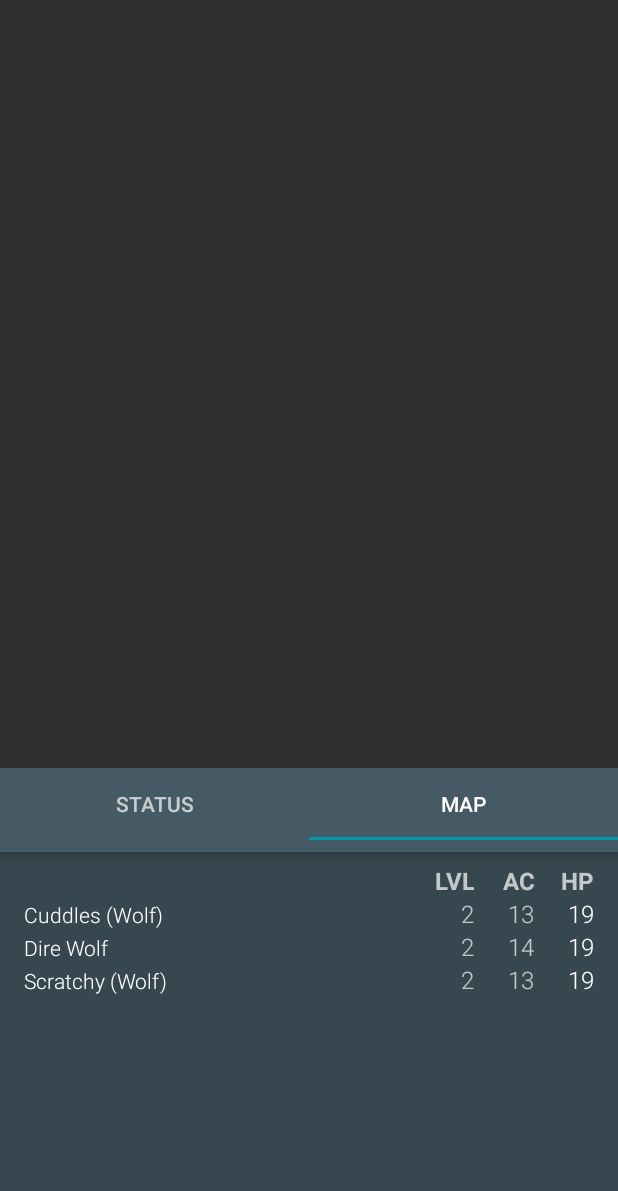
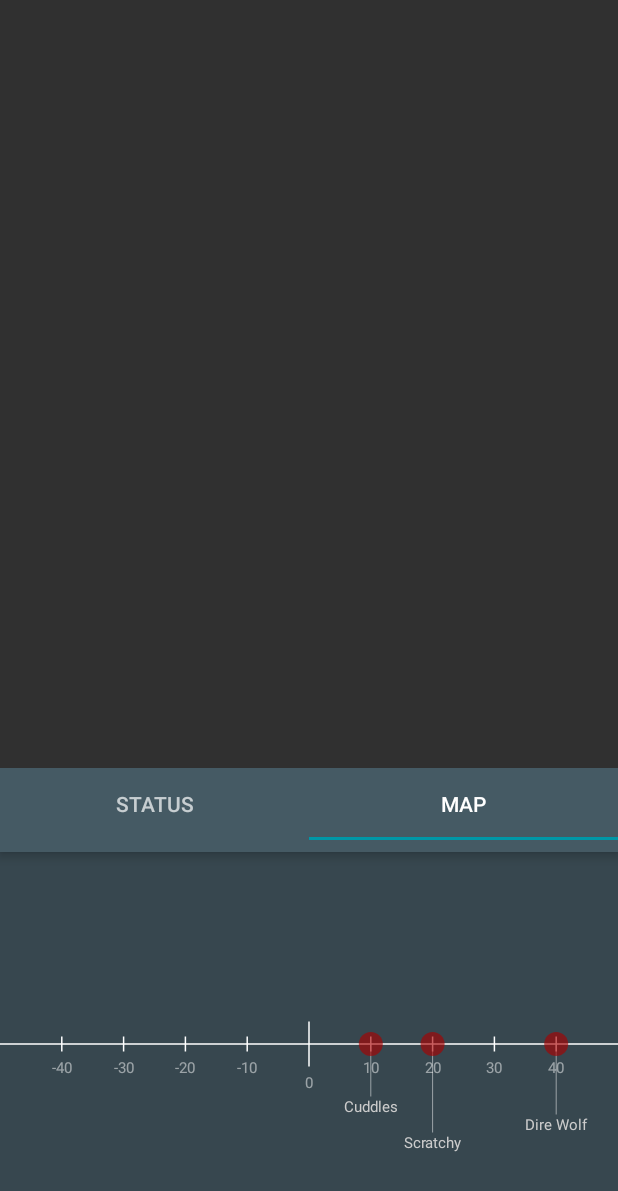
Before and after one commit to biscon/rpg, an Android app: the EncounterActivity screen opened directly, with no data from a screen before it, tab 2 chosen, on a phone screen of 412 x 824 dp. Shown: the top 1191 px of the screen. Run offline under Robolectric (Android 15) with nearby library versions, the phone set to English and light mode, and no system bars; our stand-ins replace ButterKnife; 7 statements that could not run were skipped.

Commit message:
glorius 1d minimap

```diff
--- a/app/src/main/java/dk/bison/rpg/ui/encounter/EncounterActivity.java
+++ b/app/src/main/java/dk/bison/rpg/ui/encounter/EncounterActivity.java
@@ -14,17 +14,25 @@ import android.view.animation.DecelerateInterpolator;
 import android.view.animation.LinearInterpolator;
 import android.view.animation.OvershootInterpolator;
 import android.widget.Button;
+import android.widget.LinearLayout;
 import android.widget.RelativeLayout;
+
+import java.util.List;
 
 import butterknife.BindView;
 import butterknife.ButterKnife;
 import dk.bison.rpg.BaseActivity;
 import dk.bison.rpg.R;
+import dk.bison.rpg.core.combat.Combatant;
 import dk.bison.rpg.mvp.PresentationManager;
 import dk.bison.rpg.ui.encounter.combat_log.CombatLogView;
 
 public class EncounterActivity extends BaseActivity implements EncounterMvpView {
     public static final String TAG = EncounterActivity.class.getSimpleName();
+
+    public static final int STATUS_TAB = 0;
+    public static final int MAP_TAB = 1;
+
     EncounterPresenter presenter;
     @BindView(R.id.next_round_btn)
     Button nextRoundBtn;
@@ -32,6 +40,12 @@ public class EncounterActivity extends BaseActivity implements EncounterMvpView
     CombatLogView logClv;
     @BindView(R.id.tabs_tl)
     TabLayout tabsTl;
+    @BindView(R.id.status_tab)
+    LinearLayout statusTabLl;
+    @BindView(R.id.map_tab)
+    LinearLayout mapTabLl;
+    @BindView(R.id.map_view)
+    EncounterMapView mapView;
 
     @Override
     protected void onCreate(Bundle savedInstanceState) {
@@ -66,6 +80,33 @@ public class EncounterActivity extends BaseActivity implements EncounterMvpView
         tabsTl.addTab(tabsTl.newTab().setText("Status"));
         tabsTl.addTab(tabsTl.newTab().setText("Map"));
         tabsTl.setTabGravity(TabLayout.GRAVITY_FILL);
+
+        tabsTl.setOnTabSelectedListener(new TabLayout.OnTabSelectedListener() {
+            @Override
+            public void onTabSelected(TabLayout.Tab tab) {
+                switch(tab.getPosition())
+                {
+                    case STATUS_TAB:
+                        statusTabLl.setVisibility(View.VISIBLE);
+                        mapTabLl.setVisibility(View.GONE);
+                        break;
+                    case MAP_TAB:
+                        statusTabLl.setVisibility(View.GONE);
+                        mapTabLl.setVisibility(View.VISIBLE);
+                        break;
+                }
+            }
+
+            @Override
+            public void onTabUnselected(TabLayout.Tab tab) {
+
+            }
+
+            @Override
+            public void onTabReselected(TabLayout.Tab tab) {
+
+            }
+        });
     }
 
     @Override
@@ -151,6 +192,11 @@ public class EncounterActivity extends BaseActivity implements EncounterMvpView
     }
 
     @Override
+    public void updateMapView(List<Combatant> combatants) {
+        mapView.drawMap(combatants);
+    }
+
+    @Override
     protected void onResume() {
         super.onResume();
         presenter.attachView(this);
@@ -161,4 +207,6 @@ public class EncounterActivity extends BaseActivity implements EncounterMvpView
         presenter.detachView();
         super.onPause();
     }
+
+
 }
--- /dev/null
+++ b/app/src/main/java/dk/bison/rpg/ui/encounter/EncounterMapView.java
@@ -0,0 +1,123 @@
+package dk.bison.rpg.ui.encounter;
+
+import android.content.Context;
+import android.graphics.Canvas;
+import android.graphics.Paint;
+import android.util.AttributeSet;
+import android.util.DisplayMetrics;
+import android.view.Display;
+import android.view.View;
+import android.view.WindowManager;
+
+import java.util.List;
+
+import dk.bison.rpg.core.combat.Combatant;
+import dk.bison.rpg.util.Util;
+
+/**
+ * Created by bison on 25-09-2016.
+ */
+
+public class EncounterMapView extends View {
+    public static final String TAG = EncounterMapView.class.getSimpleName();
+    Paint linePaint;
+    Paint labelPaint;
+    Paint labelPaint2;
+    Paint friendlyPaint;
+    Paint enemyPaint;
+    List<Combatant> combatants;
+    DisplayMetrics metrics;
+    int mapMin = -50;
+    int mapMax = 50;
+    float [] widths = new float[10];
+
+    public EncounterMapView(Context context) {
+        super(context);
+        init(context);
+    }
+
+    public EncounterMapView(Context context, AttributeSet attrs) {
+        super(context, attrs);
+        init(context);
+    }
+
+    private void init(Context context) {
+        WindowManager wm = (WindowManager) getContext().getSystemService(Context.WINDOW_SERVICE);
+        Display display = wm.getDefaultDisplay();
+        metrics = new DisplayMetrics();
+        display.getMetrics(metrics);
+
+        labelPaint = new Paint();
+        labelPaint.setColor(0x80FFFFFF);
+        labelPaint.setTextSize(metrics.density*10);
+
+        labelPaint2 = new Paint();
+        labelPaint2.setColor(0xFFCCCCCC);
+        labelPaint2.setTextSize(metrics.density*10);
+
+        linePaint = new Paint();
+        linePaint.setColor(0xFFFFFFFF);
+        linePaint.setStrokeWidth(metrics.density);
+        friendlyPaint = new Paint();
+        friendlyPaint.setColor(0xA000AA00);
+        enemyPaint = new Paint();
+        enemyPaint.setColor(0xA0AA0000);
+    }
+
+    public void drawMap(List<Combatant> combatants)
+    {
+        this.combatants = combatants;
+        invalidate();
+    }
+
+    @Override
+    protected void onDraw(Canvas canvas) {
+        super.onDraw(canvas);
+        float middle = getHeight()/2;
+        float marker_height = metrics.density * 5;
+        float middle_marker_height = metrics.density * 15;
+        //linePaint.setStrokeWidth(2 * metrics.density);
+        canvas.drawLine(0, middle, getWidth(), middle, linePaint);
+        linePaint.setStrokeWidth(metrics.density);
+        for(int i=mapMin; i < mapMax; i += 10)
+        {
+            float x = (float) Util.reMapDouble(mapMin, mapMax, 0, (double) getWidth(), i);
+            if(i > mapMin) {
+                if(i == 0) {
+                    String str_i = String.valueOf(i);
+                    float txt_w = labelPaint.measureText(str_i);
+                    canvas.drawText(str_i, x - (txt_w/2), middle + middle_marker_height + (4 * metrics.density) + labelPaint.getTextSize(), labelPaint);
+                    canvas.drawLine(x, middle - middle_marker_height, x, middle + middle_marker_height, linePaint);
+                }
+                else {
+                    String str_i = String.valueOf(i);
+                    float txt_w = labelPaint.measureText(str_i);
+                    canvas.drawText(str_i, x - (txt_w/2), middle + marker_height + (4 * metrics.density) + labelPaint.getTextSize(), labelPaint);
+                    canvas.drawLine(x, middle - marker_height, x, middle + marker_height, linePaint);
+                }
+            }
+        }
+        int ally_index = 0;
+        int enemy_index = 0;
+        float spacing = 2 * metrics.density;
+        for(int i=0; i < combatants.size(); i++)
+        {
+            Combatant c = combatants.get(i);
+            if(c.isDead())
+                continue;
+            float x = (float) Util.reMapDouble(-50, 50, 0, (double) getWidth(), (double) c.getPosition());
+            if(c.getFaction().getName().contentEquals("Player")) {
+                canvas.drawLine(x, middle, x, middle - (35 * metrics.density) - (ally_index*(labelPaint.getTextSize()+spacing)), labelPaint);
+                canvas.drawCircle(x, middle, 8 * metrics.density, friendlyPaint);
+                canvas.drawText(c.getName(), x - (labelPaint.measureText(c.getName())/2), middle - (35 * metrics.density) - (ally_index*(labelPaint.getTextSize()+spacing)), labelPaint2);
+                ally_index++;
+            }
+            else {
+                canvas.drawLine(x, middle, x,middle + (35 * metrics.density) + (enemy_index*(labelPaint.getTextSize()+spacing)), labelPaint);
+                canvas.drawCircle(x, middle, 8 * metrics.density, enemyPaint);
+                canvas.drawText(c.getName(), x - (labelPaint.measureText(c.getName())/2), middle + (35 * metrics.density) + labelPaint.getTextSize() + (enemy_index*(labelPaint.getTextSize()+spacing)), labelPaint2);
+                enemy_index++;
+            }
+        }
+    }
+}
--- a/app/src/main/java/dk/bison/rpg/ui/encounter/EncounterMvpView.java
+++ b/app/src/main/java/dk/bison/rpg/ui/encounter/EncounterMvpView.java
@@ -1,5 +1,8 @@
 package dk.bison.rpg.ui.encounter;
 
+import java.util.List;
+
+import dk.bison.rpg.core.combat.Combatant;
 import dk.bison.rpg.mvp.MvpView;
 
 /**
@@ -8,5 +11,6 @@ import dk.bison.rpg.mvp.MvpView;
 public interface EncounterMvpView extends MvpView {
     void showNextRoundButton();
     void hideNextRoundButton();
+    void updateMapView(List<Combatant> combatants);
 
 }
--- a/app/src/main/java/dk/bison/rpg/ui/encounter/EncounterPresenter.java
+++ b/app/src/main/java/dk/bison/rpg/ui/encounter/EncounterPresenter.java
@@ -72,7 +72,7 @@ public class EncounterPresenter extends BasePresenter<EncounterMvpView> implemen
         party.add(m3);
         AppState.enemyParty = party;
         for(Combatant c : AppState.currentParty)
-            c.setPosition(-10);
+            c.setPosition(-25);
         addParty(AppState.currentParty);
         addParty(AppState.enemyParty);
     }
@@ -104,6 +104,7 @@ public class EncounterPresenter extends BasePresenter<EncounterMvpView> implemen
             return;
         }
         getMvpView().hideNextRoundButton();
+        getMvpView().updateMapView(combatants);
         if(round > 1)
             emitMessage(CombatLogMessage.create().divider());
         Log.e(TAG, "Executing round " + round);
@@ -148,6 +149,7 @@ public class EncounterPresenter extends BasePresenter<EncounterMvpView> implemen
             emitMessage(CombatLogMessage.create().roundDone());
             round++;
         }
+        getMvpView().updateMapView(combatants);
     }
 
 
--- /dev/null
+++ b/app/src/main/java/dk/bison/rpg/util/Util.java
@@ -0,0 +1,46 @@
+package dk.bison.rpg.util;
+
+import android.util.Log;
+
+/**
+ * Created by bison on 26-09-2016.
+ */
+
+public class Util {
+    public static final String TAG = Util.class.getSimpleName();
+
+    public static double reMapDouble(double oMin, double oMax, double nMin, double nMax, double x){
+//range check
+        if( oMin == oMax) {
+            Log.i(TAG, "Warning: Zero input range");
+            return -1;    }
+
+        if( nMin == nMax){
+            Log.i(TAG, "Warning: Zero output range");
+            return -1;        }
+
+//check reversed input range
+        boolean reverseInput = false;
+        double oldMin = Math.min(oMin, oMax );
+        double oldMax = Math.max(oMin, oMax );
+        if (oldMin == oMin)
+            reverseInput = true;
+
+//check reversed output range
+        boolean reverseOutput = false;
+        double newMin = Math.min(nMin, nMax );
+        double newMax = Math.max(nMin, nMax );
+        if (newMin == nMin)
+            reverseOutput = true;
+
+        double portion = (x-oldMin)*(newMax-newMin)/(oldMax-oldMin);
+        if (reverseInput)
+            portion = (oldMax-x)*(newMax-newMin)/(oldMax-oldMin);
+
+        double result = portion + newMin;
+        if (reverseOutput)
+            result = newMax - portion;
+
+        return result;
+    }
+}
--- a/app/src/main/res/layout/activity_encounter.xml
+++ b/app/src/main/res/layout/activity_encounter.xml
@@ -30,6 +30,7 @@
 
     <LinearLayout
         android:orientation="vertical"
+        android:background="@color/colorPrimaryDark"
         android:layout_width="match_parent"
         android:layout_height="wrap_content">
         <android.support.design.widget.TabLayout
@@ -39,11 +40,16 @@
             android:theme="@style/ThemeOverlay.AppCompat.Dark.ActionBar"
             android:background="@color/colorPrimary"
             android:layout_width="match_parent"
+            android:layout_height="wrap_content" />
+
+        <FrameLayout
+            android:id="@+id/tab_container"
+            android:animateLayoutChanges="true"
+            android:layout_width="match_parent"
             android:layout_height="wrap_content">
-
-        </android.support.design.widget.TabLayout>
-        <!-- status views -->
+            <!-- status tab -->
             <LinearLayout
+                android:id="@+id/status_tab"
                 android:orientation="vertical"
                 android:layout_width="match_parent"
                 android:layout_height="wrap_content">
@@ -55,8 +61,7 @@
                     android:paddingLeft="16dp"
                     android:paddingRight="16dp"
                     android:paddingTop="8dp"
-                android:paddingBottom="8dp"
-                android:background="@color/colorPrimaryDark" />
+                    android:paddingBottom="8dp" />
 
                 <!-- Party list -->
                 <dk.bison.rpg.ui.encounter.party_status.PartyStatusView
@@ -67,8 +72,19 @@
                     android:paddingLeft="16dp"
                     android:paddingRight="16dp"
                     android:paddingTop="8dp"
-                android:paddingBottom="8dp"
-                android:background="@color/colorPrimaryDark" />
+                    android:paddingBottom="8dp" />
+            </LinearLayout>
+            <LinearLayout
+                android:id="@+id/map_tab"
+                android:visibility="gone"
+                android:orientation="vertical"
+                android:layout_width="match_parent"
+                android:layout_height="wrap_content">
+                <dk.bison.rpg.ui.encounter.EncounterMapView
+                    android:id="@+id/map_view"
+                    android:layout_width="match_parent"
+                    android:layout_height="256dp" />
+            </LinearLayout>
+        </FrameLayout>
     </LinearLayout>
 </LinearLayout>
-</LinearLayout>
```
Lines whose indentation alone changed are shown as unchanged.
